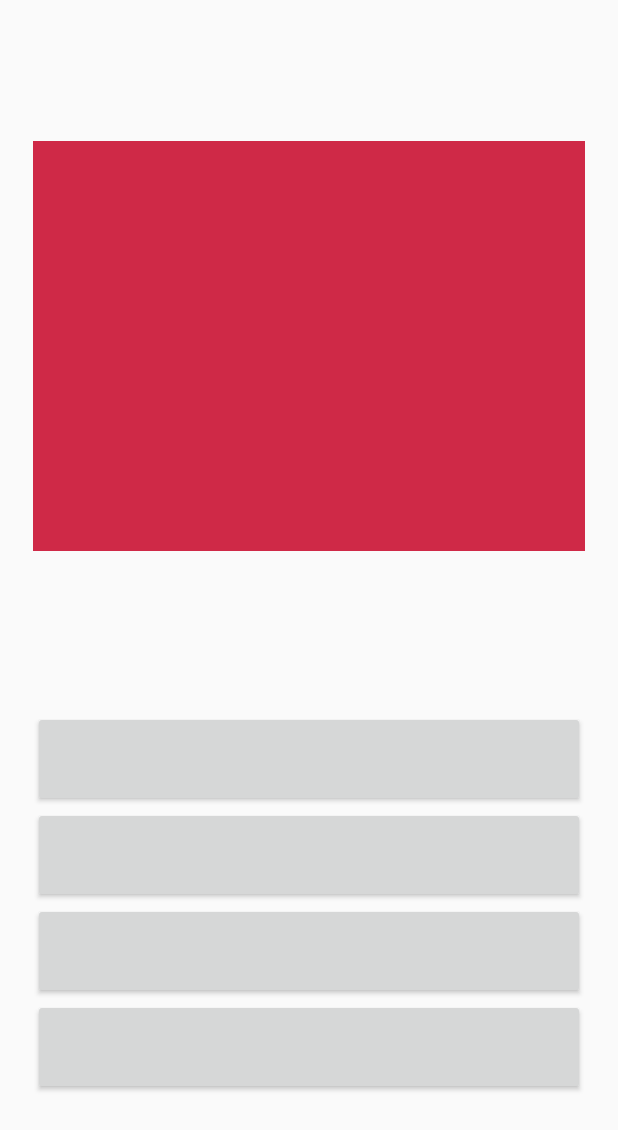
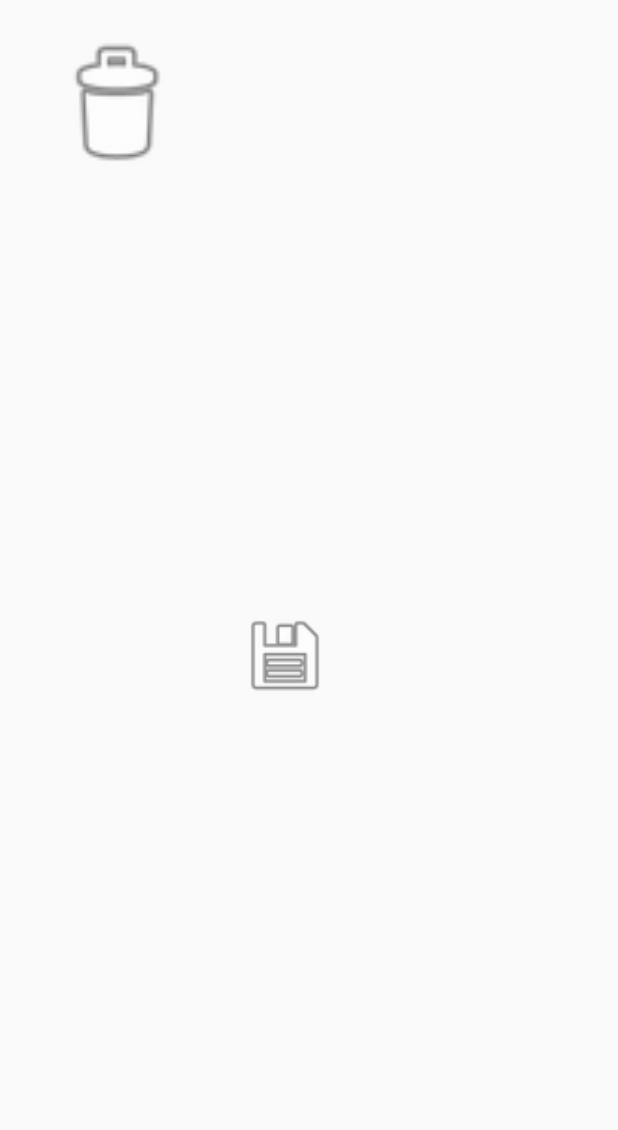
Before and after one commit to Stovedal/RoyalTrashApp, an Android app: the screen it shows after launch (QuizActivity before the commit, ThrowingTrashActivity after it), after a tap on "PLAY!", on a phone screen of 412 x 824 dp. Shown: the top 1130 px of the screen. Run offline under Robolectric (Android 15) with nearby library versions, the phone set to English and light mode, and no system bars.

Commit message:
tralalalalaaaaa disketen goes to tha trash

```diff
--- a/app/src/main/AndroidManifest.xml
+++ b/app/src/main/AndroidManifest.xml
@@ -19,8 +19,9 @@
         <activity
             android:name=".ScoreBoardActivity"
             android:label="@string/title_activity_score_board"
-            android:theme="@style/AppTheme"></activity>
-        <activity android:name=".QuizActivity"></activity>
+            android:theme="@style/AppTheme" />
+        <activity android:name=".QuizActivity" />
+        <activity android:name=".ThrowingTrashActivity"></activity>
     </application>
 
 </manifest>
--- a/app/src/main/java/se/example/trashers/royaltrash/MenuActivity.kt
+++ b/app/src/main/java/se/example/trashers/royaltrash/MenuActivity.kt
@@ -12,7 +12,8 @@ class MenuActivity : AppCompatActivity() {
         var playButton: Button = findViewById(R.id.start_button);
 
         playButton.setOnClickListener {
-            val intent = Intent(this, QuizActivity::class.java)
+            //val intent = Intent(this, QuizActivity::class.java)
+            val intent = Intent(this, ThrowingTrashActivity::class.java)
             intent.putExtra("key", "Kotlin")
             startActivity(intent)
         }
--- /dev/null
+++ b/app/src/main/java/se/example/trashers/royaltrash/ThrowingTrashActivity.kt
@@ -0,0 +1,57 @@
+package se.example.trashers.royaltrash
+
+import android.support.v7.app.AppCompatActivity
+import android.os.Bundle
+import android.view.MotionEvent
+import android.view.View
+import kotlinx.android.synthetic.main.activity_throwing_trash.*
+import java.lang.Math.pow
+
+class ThrowingTrashActivity : AppCompatActivity() {
+    //ThrowingTrashIsAFunActivity
+    override fun onCreate(savedInstanceState: Bundle?) {
+        super.onCreate(savedInstanceState)
+        setContentView(R.layout.activity_throwing_trash)
+
+
+        var listener = View.OnTouchListener(function = { view, motionEvent ->
+            if (motionEvent.action == MotionEvent.ACTION_MOVE) {
+                view.y = motionEvent.rawY - view.height/2
+                view.x = motionEvent.rawX - view.width/2
+                val dist = checkCollitionState()
+                println("Dist found: " + dist)
+            }
+            true
+        })
+
+        dragable_test.setOnTouchListener(listener)
+
+
+
+
+    }
+
+
+
+
+    fun checkCollitionState():Double{
+        var dist = pow(pow((dragable_test.x - can.x).toDouble(),2.0) + pow((dragable_test.y - can.y).toDouble(),2.0),0.5)
+        //dragable_test.x
+
+        return dist
+    }
+
+
+
+
+
+
+
+
+
+
+
+
+
+
+}
--- /dev/null
+++ b/app/src/main/res/layout/activity_throwing_trash.xml
@@ -0,0 +1,38 @@
+<?xml version="1.0" encoding="utf-8"?>
+<android.support.constraint.ConstraintLayout xmlns:android="http://schemas.android.com/apk/res/android"
+    xmlns:app="http://schemas.android.com/apk/res-auto"
+    xmlns:tools="http://schemas.android.com/tools"
+    android:layout_width="match_parent"
+    android:layout_height="match_parent"
+    tools:context=".ThrowingTrashActivity">
+
+    <ImageView
+        android:id="@+id/dragable_test"
+        android:layout_width="60dp"
+        android:layout_height="65dp"
+        android:layout_marginBottom="210dp"
+        android:layout_marginEnd="158dp"
+        android:layout_marginStart="125dp"
+        android:layout_marginTop="259dp"
+        app:layout_constraintBottom_toBottomOf="parent"
+        app:layout_constraintEnd_toEndOf="parent"
+        app:layout_constraintStart_toStartOf="parent"
+        app:layout_constraintTop_toTopOf="parent"
+        app:srcCompat="@android:drawable/ic_menu_save" />
+
+    <ImageView
+        android:id="@+id/can"
+        android:layout_width="98dp"
+        android:layout_height="100dp"
+        android:layout_marginBottom="8dp"
+        android:layout_marginEnd="8dp"
+        android:layout_marginStart="8dp"
+        android:layout_marginTop="8dp"
+        app:layout_constraintBottom_toBottomOf="parent"
+        app:layout_constraintEnd_toEndOf="parent"
+        app:layout_constraintHorizontal_bias="0.07"
+        app:layout_constraintStart_toStartOf="parent"
+        app:layout_constraintTop_toTopOf="parent"
+        app:layout_constraintVertical_bias="0.017"
+        app:srcCompat="@android:drawable/ic_menu_delete" />
+</android.support.constraint.ConstraintLayout>
```
